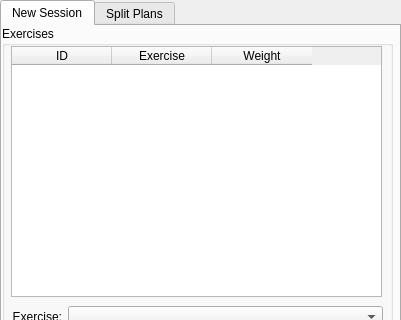
The window that sessiondialog.ui (nmeyering/myocardio) describes before a commit, drawn with Qt 5; both pictures show x 0 to 401 and y 0 to 320 of the 401 by 553 pixel window.
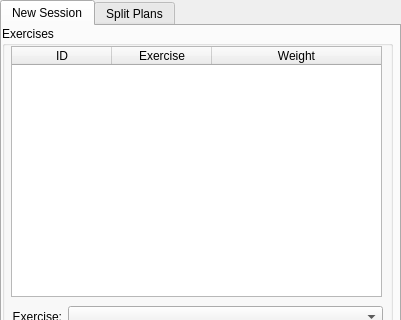
The same window after the commit.

Commit message: table headers span width now

What changed in the file:
```diff
--- a/sessiondialog.ui
+++ b/sessiondialog.ui
@@ -147,6 +147,18 @@
      <property name="selectionMode">
       <enum>QAbstractItemView::NoSelection</enum>
      </property>
+     <attribute name="horizontalHeaderCascadingSectionResizes">
+      <bool>false</bool>
+     </attribute>
+     <attribute name="horizontalHeaderStretchLastSection">
+      <bool>true</bool>
+     </attribute>
+     <attribute name="horizontalHeaderStretchLastSection">
+      <bool>true</bool>
+     </attribute>
+     <attribute name="horizontalHeaderCascadingSectionResizes">
+      <bool>false</bool>
+     </attribute>
      <column>
       <property name="text">
        <string>ID</string>
```
Left out of the diff: 12 changed lines with no effect on the pictures.
